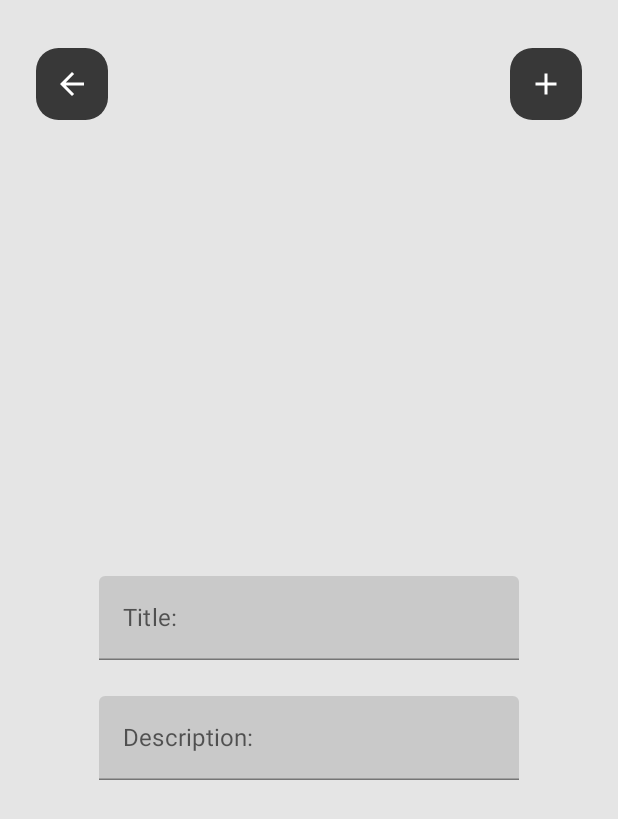
After one commit to spiritofenergy/MyNotes, an Android app built with Jetpack Compose: the AddScreen screen opened through its navigation route, on a phone screen of 412 x 824 dp. The commit adds this screen. Shown: the top 819 px of the screen. Run offline under Robolectric (Android 15) with nearby library versions, the phone set to English and light mode, and no system bars; our stand-ins replace Dagger/Hilt's generated code, Room's generated code, livedata-compose.

Commit message:
Initial commit

```diff
--- a/app/src/main/AndroidManifest.xml
+++ b/app/src/main/AndroidManifest.xml
@@ -3,6 +3,7 @@
     xmlns:tools="http://schemas.android.com/tools">
 
     <application
+        android:name=".di.NoteApp"
         android:allowBackup="true"
         android:dataExtractionRules="@xml/data_extraction_rules"
         android:fullBackupContent="@xml/backup_rules"
@@ -13,7 +14,7 @@
         android:theme="@style/Theme.MyNotes"
         tools:targetApi="31">
         <activity
-            android:name=".MainActivity"
+            android:name=".presentation.MainActivity"
             android:exported="true"
             android:label="@string/app_name"
             android:theme="@style/Theme.MyNotes">
--- a/app/src/main/java/com/kodex/mynotes/data/local/dao/AppDataBase.kt
+++ b/app/src/main/java/com/kodex/mynotes/data/local/dao/AppDataBase.kt
@@ -1,10 +1,11 @@
 package com.kodex.mynotes.data.local.dao
 
 import androidx.room.Database
+import androidx.room.RoomDatabase
 import com.kodex.mynotes.data.local.NoteRepositoryImpl
 import com.kodex.mynotes.domain.model.Note
 
 @Database(entities = [Note::class], version = 1)
- abstract class AppDataBase{
+ abstract class AppDataBase: RoomDatabase(){
      abstract fun noteDao(): NoteRepositoryImpl
  }
--- /dev/null
+++ b/app/src/main/java/com/kodex/mynotes/di/DataBaseModel.kt
@@ -0,0 +1,29 @@
+package com.kodex.mynotes.di
+
+import android.content.Context
+import androidx.room.Room
+import com.kodex.mynotes.data.local.NoteRepositoryImpl
+import com.kodex.mynotes.data.local.dao.AppDataBase
+import dagger.Module
+import dagger.Provides
+import dagger.hilt.InstallIn
+import dagger.hilt.android.qualifiers.ApplicationContext
+import dagger.hilt.components.SingletonComponent
+import javax.inject.Singleton
+
+@InstallIn(SingletonComponent::class)
+@Module
+class DataBaseModel  {
+    @Provides
+    fun provideAppDatabase (@ApplicationContext appContext: Context): AppDataBase {
+        return Room.databaseBuilder(
+            appContext,
+            AppDataBase::class.java,
+            "notes_database"
+        ).build()
+    }
+    @Provides
+    fun provideNoteDao (appDataBase: AppDataBase): NoteRepositoryImpl{
+        return appDataBase.noteDao()
+    }
+}
--- a/app/src/main/java/com/kodex/mynotes/presentation/MainActivity.kt
+++ b/app/src/main/java/com/kodex/mynotes/presentation/MainActivity.kt
@@ -10,27 +10,34 @@ import androidx.compose.material.Text
 import androidx.compose.runtime.Composable
 import androidx.compose.ui.Modifier
 import androidx.compose.ui.tooling.preview.Preview
+import androidx.navigation.compose.rememberNavController
+import com.kodex.mynotes.presentation.navigation.Screens
+import com.kodex.mynotes.presentation.navigation.SetupNavHost
 import com.kodex.mynotes.presentation.ui.theme.MyNotesTheme
+import dagger.hilt.android.AndroidEntryPoint
 
+@AndroidEntryPoint
 class MainActivity : ComponentActivity() {
     override fun onCreate(savedInstanceState: Bundle?) {
         super.onCreate(savedInstanceState)
         setContent {
+            val navController = rememberNavController()
             MyNotesTheme {
-                // A surface container using the 'background' color from the theme
                 Surface(modifier = Modifier.fillMaxSize(),
-                    color = MaterialTheme.colors.background) {
+                    color = MaterialTheme.colors.background)
+                {
+                    SetupNavHost(navController = navController)
                 }
             }
         }
     }
 }
 
-
-
+/*
 @Preview(showBackground = true)
 @Composable
 fun DefaultPreview() {
     MyNotesTheme {
+        Screens.MainScreen
     }
-}
+}*/
--- /dev/null
+++ b/app/src/main/java/com/kodex/mynotes/presentation/navigation/SetupNavHost.kt
@@ -0,0 +1,36 @@
+package com.kodex.mynotes.presentation.navigation
+
+ import androidx.compose.runtime.Composable
+ import androidx.navigation.NavHostController
+ import androidx.navigation.NavType
+ import androidx.navigation.compose.NavHost
+ import androidx.navigation.compose.composable
+ import androidx.navigation.navArgument
+ import com.kodex.mynotes.presentation.screens.AddScreen
+ import com.kodex.mynotes.presentation.screens.DetailScreen
+ import com.kodex.mynotes.presentation.screens.MainScreen
+
+
+sealed class Screens (val rout: String){
+    object MainScreen:Screens(rout = "main_screen")
+    object DetailsScreen:Screens(rout = "detail_screen")
+    object AddScreen:Screens(rout = "add_screen")
+}
+@Composable
+fun  SetupNavHost(navController : NavHostController) {
+       NavHost(navController = navController,
+       startDestination = Screens.MainScreen.rout
+       ){
+composable(route = Screens.MainScreen.rout){
+  MainScreen(navController =  navController)
+}
+composable(route = Screens.AddScreen.rout){
+    AddScreen(navController =  navController)
+}
+composable(route = Screens.DetailsScreen.rout + "/{id}",
+    arguments = listOf(navArgument("id")
+    {type = NavType.StringType})){
+    DetailScreen(navController =  navController, it.arguments?.getString("id"))
+                }
+       }
+}
--- /dev/null
+++ b/app/src/main/java/com/kodex/mynotes/presentation/screens/AddScreen.kt
@@ -0,0 +1,135 @@
+package com.kodex.mynotes.presentation.screens
+
+import android.annotation.SuppressLint
+import android.graphics.drawable.Icon
+import androidx.compose.foundation.background
+import androidx.compose.foundation.clickable
+import androidx.compose.foundation.layout.*
+import androidx.compose.foundation.shape.RoundedCornerShape
+import androidx.compose.material.Icon
+import androidx.compose.material.Scaffold
+import androidx.compose.material.Text
+import androidx.compose.material.TextField
+import androidx.compose.material.icons.Icons
+import androidx.compose.material.icons.filled.Add
+import androidx.compose.material.icons.filled.ArrowBack
+import androidx.compose.runtime.*
+import androidx.compose.runtime.saveable.rememberSaveable
+import androidx.compose.ui.Alignment
+import androidx.compose.ui.Modifier
+import androidx.compose.ui.draw.clip
+import androidx.compose.ui.graphics.Color
+import androidx.compose.ui.graphics.toArgb
+import androidx.compose.ui.tooling.preview.Preview
+import androidx.compose.ui.unit.dp
+import androidx.hilt.navigation.compose.hiltViewModel
+ import androidx.navigation.NavHostController
+import androidx.navigation.compose.NavHost
+import androidx.navigation.compose.rememberNavController
+import com.kodex.mynotes.domain.model.Note
+import com.kodex.mynotes.presentation.navigation.Screens
+import com.kodex.mynotes.presentation.ui.theme.MyNotesTheme
+import java.util.*
+
+@SuppressLint("UnusedMaterialScaffoldPaddingParameter")
+@Composable
+fun AddScreen(navController: NavHostController) {
+    val viewModel = hiltViewModel<AddViewModel>()
+
+    var title by rememberSaveable {mutableStateOf("")}
+    var description by rememberSaveable {mutableStateOf("")}
+    Scaffold(
+        topBar = {
+            Row(
+                verticalAlignment = Alignment.CenterVertically,
+                horizontalArrangement = Arrangement.SpaceBetween,
+                modifier = Modifier
+                    .padding(top = 32.dp)
+                    .fillMaxWidth()
+                    .height(48.dp)
+                    .padding(horizontal = 24.dp)
+            ) {
+                Box(
+                    modifier = Modifier
+                        .width(48.dp)
+                        .height(48.dp)
+                        .clip(RoundedCornerShape(15.dp))
+                        .background(Color(0xFF383838))
+                        .clickable {
+                            navController.navigate(Screens.MainScreen.rout)
+                        }
+                ) {
+                    Icon(imageVector = Icons.Filled.ArrowBack,
+                        contentDescription = "nav back",
+                        tint = Color.White,
+                        modifier = Modifier
+                            .align(Alignment.Center)
+                    )
+                }
+                Box(
+                    modifier = Modifier
+                        .width(48.dp)
+                        .height(48.dp)
+                        .clip(RoundedCornerShape(15.dp))
+                        .background(Color(0xFF383838))
+                        .clickable {
+                            val color: Int = Color(
+                                Random().nextInt(256),
+                                Random().nextInt(256),
+                                Random().nextInt(256),
+                            ).toArgb()
+                            viewModel.addNote(
+                                Note(
+                                    title = title,
+                                    content = description,
+                                    backgroundColor = color
+                                )
+                            ) {
+                                navController.navigate(Screens.MainScreen.rout)
+                            }
+                        }
+                ) {
+                    Icon(imageVector = Icons.Filled.Add,
+                        contentDescription = "add note",
+                        tint = Color.White,
+                        modifier = Modifier
+                            .align(Alignment.Center)
+                    )
+                }
+            }
+        }
+    ) {
+        Column(modifier = Modifier
+            .fillMaxSize(),
+            horizontalAlignment = Alignment.CenterHorizontally,
+            verticalArrangement = Arrangement.Center
+
+        ) {
+            TextField(
+                value = title,
+                onValueChange = {title = it },
+            label = { Text(text = "Title: ")}
+            )
+            TextField(
+                value = description,
+                onValueChange = {description = it },
+            label = { Text(text = "Description: ")},
+                modifier = Modifier.padding(top = 24.dp)
+            )
+        }
+
+    }
+}
+
+
+
+
+
+
+@Preview(showBackground = true)
+@Composable
+fun PrevAddScreen(){
+    MyNotesTheme {
+        AddScreen(rememberNavController())
+    }
+}
--- /dev/null
+++ b/app/src/main/java/com/kodex/mynotes/presentation/screens/AddViewModel.kt
@@ -0,0 +1,22 @@
+package com.kodex.mynotes.presentation.screens
+
+import androidx.lifecycle.ViewModel
+import androidx.lifecycle.viewModelScope
+import com.kodex.mynotes.domain.model.Note
+import com.kodex.mynotes.domain.usecases.AddNoteUseCase
+import dagger.hilt.android.lifecycle.HiltViewModel
+import kotlinx.coroutines.launch
+import javax.inject.Inject
+
+@HiltViewModel
+class AddViewModel @Inject constructor(
+    private val addNoteUseCase: AddNoteUseCase
+    ) : ViewModel(){
+
+    fun addNote(note: Note, onSuccess: () -> Unit){
+        viewModelScope.launch {
+            addNoteUseCase.invoke(note = note)
+            onSuccess()
+        }
+    }
+}
--- /dev/null
+++ b/app/src/main/java/com/kodex/mynotes/presentation/screens/MainScreen.kt
@@ -0,0 +1,87 @@
+package com.kodex.mynotes.presentation.screens
+
+import android.annotation.SuppressLint
+import androidx.compose.foundation.clickable
+import androidx.compose.foundation.layout.Column
+import androidx.compose.foundation.layout.fillMaxSize
+import androidx.compose.foundation.layout.fillMaxWidth
+import androidx.compose.foundation.layout.padding
+import androidx.compose.foundation.lazy.LazyColumn
+import androidx.compose.material.FloatingActionButton
+import androidx.compose.material.Icon
+import androidx.compose.material.Scaffold
+import androidx.compose.material.Text
+import androidx.compose.material.icons.Icons
+import androidx.compose.material.icons.filled.Add
+import androidx.compose.runtime.Composable
+import androidx.compose.runtime.livedata.observeAsState
+import androidx.compose.ui.Modifier
+import androidx.compose.ui.graphics.Color
+import androidx.compose.ui.tooling.preview.Preview
+import androidx.compose.ui.unit.dp
+import androidx.compose.ui.unit.sp
+import androidx.hilt.navigation.compose.hiltViewModel
+import androidx.navigation.NavController
+import androidx.navigation.compose.rememberNavController
+import com.kodex.mynotes.presentation.navigation.Screens
+import com.kodex.mynotes.presentation.ui.components.NoteItem
+import com.kodex.mynotes.presentation.ui.theme.MyNotesTheme
+
+
+@SuppressLint("UnusedMaterialScaffoldPaddingParameter")
+@Composable
+fun MainScreen(navController: NavController) {
+
+    val viewModel = hiltViewModel<MainViewModel>()
+    val notes = viewModel.notes.observeAsState(listOf()).value
+   // val notes: List<Note> = listOf(
+      /*  Note(
+            title = "Test",
+            content = "Content",
+            backgroundColor = Color(0xFFFF00FF).toArgb()
+        )*/
+
+   Scaffold(
+       floatingActionButton = {
+           FloatingActionButton(onClick = {
+          navController.navigate(Screens.AddScreen.rout)
+           }) {
+           Icon(imageVector = Icons.Filled.Add, tint = Color.White, contentDescription = "add" )
+       }
+       }
+   ) {
+        Column(
+            modifier = Modifier
+                .fillMaxSize()
+                .padding(4.dp)
+        ) {
+            Text(
+                text = "Notes",
+            fontSize = 42.sp,
+            modifier = Modifier
+                .padding(top = 43.dp, start = 24.dp, bottom = 12.dp)
+            )
+            notes.forEach{note->
+                NoteItem(
+                    title = note.title,
+                    backgroundColor = Color(note.backgroundColor),
+                    modifier = Modifier
+                        .fillMaxWidth()
+                        .padding(vertical = 1.dp)
+                        .padding(horizontal = 4.dp)
+                        .clickable {
+                            navController.navigate(Screens.DetailsScreen.rout + "/${note.id}")
+                        }
+                )
+            }
+        }
+   }
+}
+
+@Preview(showBackground = true)
+@Composable
+fun PrevMainScreen(){
+    MyNotesTheme {
+        MainScreen(rememberNavController())
+    }
+}
--- /dev/null
+++ b/app/src/main/java/com/kodex/mynotes/presentation/screens/MainViewModel.kt
@@ -0,0 +1,31 @@
+package com.kodex.mynotes.presentation.screens
+
+import androidx.lifecycle.LiveData
+import androidx.lifecycle.ViewModel
+import androidx.lifecycle.viewModelScope
+import androidx.lifecycle.MutableLiveData
+import com.kodex.mynotes.domain.model.Note
+import com.kodex.mynotes.domain.usecases.GetAllNotesUseCase
+import dagger.hilt.android.lifecycle.HiltViewModel
+import kotlinx.coroutines.launch
+import javax.inject.Inject
+
+@HiltViewModel
+class MainViewModel @Inject constructor(
+    private val getAllNotesUseCase: GetAllNotesUseCase
+): ViewModel(){
+    private val _notes = MutableLiveData<List<Note>>()
+        val notes: LiveData<List<Note>>
+            get() = _notes
+
+    init {
+        getAllNotes()
+    }
+    private fun getAllNotes(){
+        viewModelScope.launch {
+            getAllNotesUseCase.invoke().let {
+                _notes.postValue(it)
+            }
+        }
+    }
+}
--- a/app/src/main/java/com/kodex/mynotes/presentation/ui/theme/Color.kt
+++ b/app/src/main/java/com/kodex/mynotes/presentation/ui/theme/Color.kt
@@ -6,3 +6,6 @@ val Purple200 = Color(0xFFBB86FC)
 val Purple500 = Color(0xFF6200EE)
 val Purple700 = Color(0xFF3700B3)
 val Teal200 = Color(0xFF03DAC5)
+
+val darkGray = Color(0xFF252525)
+val backgroundColor = Color (0xFFE5E5E5)
--- a/app/src/main/java/com/kodex/mynotes/presentation/ui/theme/Theme.kt
+++ b/app/src/main/java/com/kodex/mynotes/presentation/ui/theme/Theme.kt
@@ -9,13 +9,15 @@ import androidx.compose.runtime.Composable
 private val DarkColorPalette = darkColors(
     primary = Purple200,
     primaryVariant = Purple700,
-    secondary = Teal200
+    secondary = darkGray,
+    background = backgroundColor
 )
 
 private val LightColorPalette = lightColors(
     primary = Purple500,
     primaryVariant = Purple700,
-    secondary = Teal200
+    secondary = darkGray,
+    background = backgroundColor
 
     /* Other default colors to override
     background = Color.White,
--- a/build.gradle
+++ b/build.gradle
@@ -4,7 +4,7 @@ buildscript {
     }
 }// Top-level build file where you can add configuration options common to all sub-projects/modules.
 plugins {
-    id 'com.android.application' version '7.3.1' apply false
+    id 'com.android.application' version '7.4.1' apply false
     id 'com.android.library' version '7.4.1' apply false
     id 'org.jetbrains.kotlin.android' version '1.7.20' apply false
     id 'com.google.dagger.hilt.android' version '2.44' apply false
```
Also changed, not shown: app/src/main/java/com/kodex/mynotes/di/NoteApp.kt (added, +8 -0 lines), app/src/main/java/com/kodex/mynotes/presentation/screens/DetailScreen.kt (added, +159 -0 lines), app/src/main/java/com/kodex/mynotes/presentation/screens/DetailViewModel.kt (added, +40 -0 lines), app/src/main/java/com/kodex/mynotes/presentation/ui/components/NoteItem.kt (added, +57 -0 lines).
